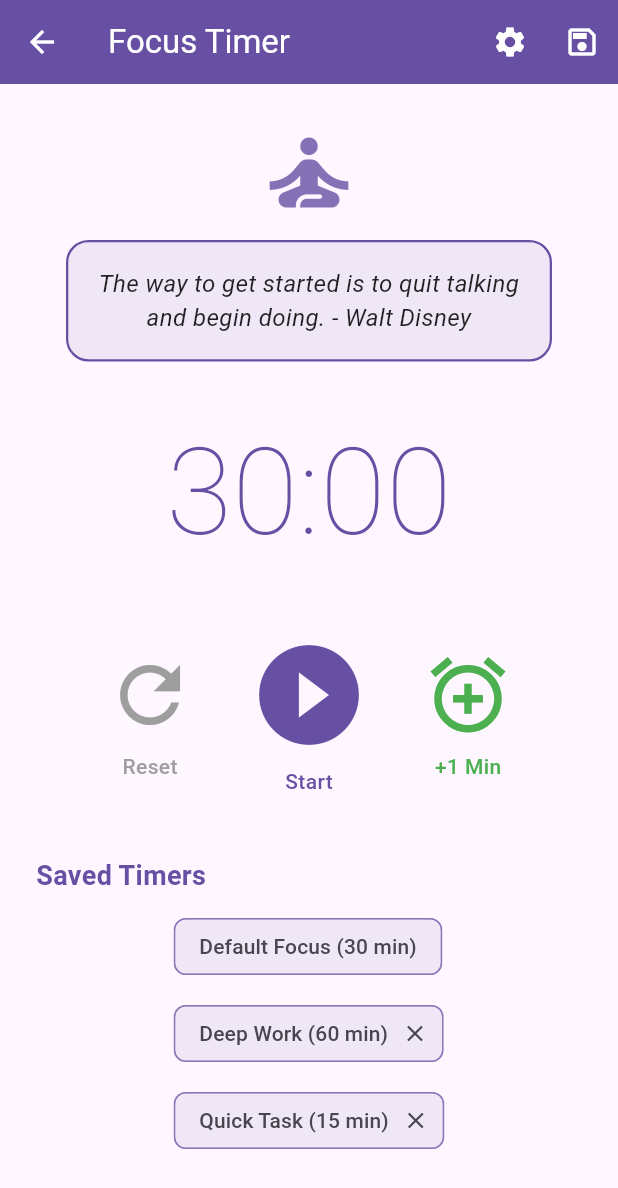
After one commit to Diya-Alam/MedTrack-, a Flutter app: the TimerScreen screen opened by its route, on a phone screen of 412 x 824 dp. The commit adds this screen. Shown: the top 1188 px of the screen. Run offline on Flutter 3.47's test engine with Material 3 defaults, Android fonts, the phone set to English and light mode, and no system bars.

Commit message:
Adding timer screen

```diff
--- a/lib/routes.dart
+++ b/lib/routes.dart
@@ -1,12 +1,13 @@
 import 'package:flutter/material.dart';
 
 // Import all necessary screens and the shell widget
-
 import 'package:medtrack_app/screens/welcome_screen.dart';
+import 'package:medtrack_app/widgets/main_app_shell.dart';
 import 'screens/login_screen.dart';
 import 'screens/signup_screen.dart';
 import 'screens/health_monitor_screen.dart';
-import 'screens/main_app_shell.dart';
+//import 'screens/main_app_shell.dart';
+import 'screens/timer_screen.dart'; // <-- Added import for TimerScreen
 
 // This file defines the constant strings for routing names and the
 // map of routes used by the MaterialApp in main.dart.
@@ -23,6 +24,7 @@ class AppRoutes {
   static const String guestMode = '/guest_pill_reminder'; // Guest User Home
 
   static const String healthMonitor = '/health_monitor';
+  static const String focusTimer = '/focus_timer'; // <-- Added route constant
 
   // --- Centralized Route Map ---
   static Map<String, WidgetBuilder> get routes => {
@@ -34,6 +36,9 @@ class AppRoutes {
     // Health Monitor Screen (Direct map, mainly for testing/deep links)
     healthMonitor: (context) => const HealthMonitorScreen(),
 
+    // Focus Timer Screen (Direct map for deep links/testing)
+    focusTimer: (context) => const TimerScreen(), // <-- Added route mapping
+
     pillReminder: (context) => const MainAppShell(isGuest: false),
 
     guestMode: (context) => const MainAppShell(isGuest: true),
--- /dev/null
+++ b/lib/screens/timer_screen.dart
@@ -0,0 +1,454 @@
+import 'package:flutter/material.dart';
+import 'dart:async'; // Required for Timer
+
+// Feature 5: Anti-Procrastination Timer Screen
+// Simulates timer functionality and motivation.
+class TimerScreen extends StatefulWidget {
+  const TimerScreen({super.key});
+
+  @override
+  State<TimerScreen> createState() => _TimerScreenState();
+}
+
+class _TimerScreenState extends State<TimerScreen> {
+  // Timer State
+  Duration _duration = const Duration(minutes: 30);
+  Timer? _timer;
+  bool _isRunning = false;
+
+  // Saved Timer State
+  Map<String, Duration> _savedTimers = {
+    'Default Focus': const Duration(minutes: 30),
+    'Deep Work': const Duration(minutes: 60),
+    'Quick Task': const Duration(minutes: 15),
+  };
+
+  // Motivational Quotes
+  final List<String> _quotes = [
+    "The way to get started is to quit talking and begin doing. - Walt Disney",
+    "Productivity is never an accident. It is always the result of a commitment to excellence.",
+    "Do the hardest thing first. You can always celebrate later.",
+    "Procrastination is the thief of time.",
+    "A journey of a thousand miles begins with a single step.",
+  ];
+
+  String _currentQuote = "Ready to focus? Tap Start!";
+
+  @override
+  void initState() {
+    super.initState();
+    _currentQuote = _quotes[0];
+  }
+
+  @override
+  void dispose() {
+    _timer?.cancel();
+    super.dispose();
+  }
+
+  // --- Timer Controls ---
+
+  void _startTimer() {
+    if (_isRunning || _duration.inSeconds <= 0) return;
+
+    _currentQuote = _quotes[(_duration.inMinutes % _quotes.length).toInt()];
+
+    _isRunning = true;
+    _timer = Timer.periodic(const Duration(seconds: 1), (timer) {
+      if (_duration.inSeconds == 0) {
+        _stopTimer(alarm: true);
+        return;
+      }
+      setState(() {
+        _duration = Duration(seconds: _duration.inSeconds - 1);
+      });
+    });
+    setState(() {});
+  }
+
+  void _pauseTimer() {
+    _timer?.cancel();
+    _isRunning = false;
+    setState(() {});
+  }
+
+  void _resetTimer() {
+    _timer?.cancel();
+    _isRunning = false;
+    _duration = _savedTimers.values.first; // Reset to the first saved duration
+    setState(() {
+      _currentQuote = "Ready to focus? Tap Start!";
+    });
+  }
+
+  void _stopTimer({bool alarm = false}) {
+    _timer?.cancel();
+    _isRunning = false;
+
+    if (alarm) {
+      // Simulate Alarm/Notification functionality
+      _showAlarmNotification(context);
+    }
+    setState(() {});
+  }
+
+  void _snoozeTimer() {
+    // Snooze for 10 minutes
+    _duration = const Duration(minutes: 10);
+    _startTimer();
+  }
+
+  // --- Utility Methods ---
+
+  String _formatDuration(Duration d) {
+    String twoDigits(int n) => n.toString().padLeft(2, '0');
+    String hours = (d.inHours).toString();
+    String minutes = twoDigits(d.inMinutes.remainder(60));
+    String seconds = twoDigits(d.inSeconds.remainder(60));
+
+    if (d.inHours > 0) {
+      return "$hours:$minutes:$seconds";
+    }
+    return "$minutes:$seconds";
+  }
+
+  void _showAlarmNotification(BuildContext context) {
+    showDialog(
+      context: context,
+      barrierDismissible: false,
+      builder: (BuildContext context) {
+        return AlertDialog(
+          shape: RoundedRectangleBorder(
+            borderRadius: BorderRadius.circular(20),
+          ),
+          title: const Text('🎉 Time\'s Up!'),
+          content: const Text('Your focus session is complete!'),
+          actionsAlignment: MainAxisAlignment.spaceAround,
+          actions: <Widget>[
+            TextButton(
+              child: const Text(
+                'Snooze (10 min)',
+                style: TextStyle(color: Colors.red),
+              ),
+              onPressed: () {
+                Navigator.of(context).pop();
+                _snoozeTimer();
+              },
+            ),
+            TextButton(
+              child: const Text(
+                'Complete',
+                style: TextStyle(color: Colors.green),
+              ),
+              onPressed: () {
+                Navigator.of(context).pop();
+                _resetTimer();
+                ScaffoldMessenger.of(context).showSnackBar(
+                  const SnackBar(
+                    content: Text('Session completed and timer reset!'),
+                  ),
+                );
+              },
+            ),
+          ],
+        );
+      },
+    );
+  }
+
+  // --- Settings and Customization ---
+
+  Future<void> _customizeTimer() async {
+    final newDuration = await showTimePicker(
+      context: context,
+      initialTime: TimeOfDay(
+        hour: _duration.inHours,
+        minute: _duration.inMinutes.remainder(60),
+      ),
+      builder: (context, child) {
+        return MediaQuery(
+          data: MediaQuery.of(context).copyWith(alwaysUse24HourFormat: true),
+          child: child!,
+        );
+      },
+    );
+
+    if (newDuration != null) {
+      final hours = newDuration.hour;
+      final minutes = newDuration.minute;
+      final totalMinutes = (hours * 60) + minutes;
+
+      if (totalMinutes > 0) {
+        setState(() {
+          _duration = Duration(minutes: totalMinutes);
+          _pauseTimer();
+        });
+      } else {
+        if (mounted) {
+          ScaffoldMessenger.of(context).showSnackBar(
+            const SnackBar(
+              content: Text(
+                'Timer must be set to a duration greater than zero.',
+              ),
+            ),
+          );
+        }
+      }
+    }
+  }
+
+  Future<void> _saveTimer() async {
+    final TextEditingController nameController = TextEditingController();
+
+    await showDialog(
+      context: context,
+      builder: (BuildContext context) {
+        return AlertDialog(
+          title: const Text('Save Timer Preset'),
+          content: TextField(
+            controller: nameController,
+            decoration: const InputDecoration(
+              hintText: "Preset Name (e.g., Study Session)",
+            ),
+          ),
+          actions: <Widget>[
+            TextButton(
+              child: const Text('Cancel'),
+              onPressed: () => Navigator.of(context).pop(),
+            ),
+            TextButton(
+              child: const Text('Save'),
+              onPressed: () {
+                if (nameController.text.isNotEmpty) {
+                  setState(() {
+                    _savedTimers[nameController.text] = _duration;
+                  });
+                  ScaffoldMessenger.of(context).showSnackBar(
+                    SnackBar(
+                      content: Text('Preset "${nameController.text}" saved!'),
+                    ),
+                  );
+                }
+                Navigator.of(context).pop();
+              },
+            ),
+          ],
+        );
+      },
+    );
+  }
+
+  // --- Build Method ---
+
+  @override
+  Widget build(BuildContext context) {
+    final primaryColor = Theme.of(context).primaryColor;
+    final isTimerZero = _duration.inSeconds == 0;
+
+    return Scaffold(
+      appBar: AppBar(
+        title: const Text('Focus Timer'),
+        backgroundColor: primaryColor,
+        foregroundColor: Colors.white,
+        actions: [
+          IconButton(
+            icon: const Icon(Icons.settings),
+            onPressed: _customizeTimer,
+            tooltip: 'Customize Time',
+          ),
+          IconButton(
+            icon: const Icon(Icons.save_outlined),
+            onPressed: _saveTimer,
+            tooltip: 'Save Preset',
+          ),
+        ],
+      ),
+      body: SingleChildScrollView(
+        padding: const EdgeInsets.all(24.0),
+        child: Column(
+          crossAxisAlignment: CrossAxisAlignment.center,
+          children: <Widget>[
+            // --- Motivational Character and Quote ---
+            _buildMotivationalSection(primaryColor),
+
+            const SizedBox(height: 30),
+
+            // --- Timer Display ---
+            Text(
+              _formatDuration(_duration),
+              style: TextStyle(
+                fontSize: 80,
+                fontWeight: FontWeight.w100,
+                color: primaryColor,
+                fontFeatures: const [FontFeature.tabularFigures()],
+              ),
+            ),
+
+            const SizedBox(height: 30),
+
+            // --- Control Buttons ---
+            Row(
+              mainAxisAlignment: MainAxisAlignment.center,
+              children: [
+                _buildControlButton(
+                  icon: Icons.refresh,
+                  label: 'Reset',
+                  color: Colors.grey,
+                  onPressed: _resetTimer,
+                ),
+                const SizedBox(width: 20),
+
+                // Play/Pause Button
+                _buildControlButton(
+                  icon: _isRunning
+                      ? Icons.pause_circle_filled
+                      : (isTimerZero
+                            ? Icons.replay_circle_filled
+                            : Icons.play_circle_filled),
+                  label: _isRunning
+                      ? 'Pause'
+                      : (isTimerZero ? 'Restart' : 'Start'),
+                  color: primaryColor,
+                  size: 80,
+                  onPressed: _isRunning ? _pauseTimer : _startTimer,
+                ),
+                const SizedBox(width: 20),
+
+                // Add 1 Minute Button (Delay option)
+                _buildControlButton(
+                  icon: Icons.add_alarm,
+                  label: '+1 Min',
+                  color: Colors.green,
+                  onPressed: () {
+                    if (_isRunning) {
+                      setState(() {
+                        _duration = Duration(seconds: _duration.inSeconds + 60);
+                        ScaffoldMessenger.of(context).showSnackBar(
+                          const SnackBar(
+                            content: Text('+1 minute added to timer!'),
+                          ),
+                        );
+                      });
+                    }
+                  },
+                ),
+              ],
+            ),
+
+            const SizedBox(height: 40),
+
+            // --- Saved Presets Section ---
+            Align(
+              alignment: Alignment.centerLeft,
+              child: Text(
+                'Saved Timers',
+                style: TextStyle(
+                  fontSize: 18,
+                  fontWeight: FontWeight.bold,
+                  color: primaryColor,
+                ),
+              ),
+            ),
+            const SizedBox(height: 10),
+            _buildSavedPresets(primaryColor),
+          ],
+        ),
+      ),
+    );
+  }
+
+  // --- Widgets ---
+
+  Widget _buildMotivationalSection(Color primaryColor) {
+    return Column(
+      children: [
+        // Motivational Character (Placeholder using an icon)
+        Icon(
+          Icons.self_improvement,
+          size: 70,
+          color: primaryColor.withOpacity(0.8),
+        ),
+        const SizedBox(height: 10),
+
+        // Motivational Quote Bubble
+        Container(
+          padding: const EdgeInsets.all(16),
+          margin: const EdgeInsets.symmetric(horizontal: 20),
+          decoration: BoxDecoration(
+            color: primaryColor.withOpacity(0.1),
+            borderRadius: BorderRadius.circular(15),
+            border: Border.all(color: primaryColor, width: 1.5),
+          ),
+          child: Text(
+            _currentQuote,
+            textAlign: TextAlign.center,
+            style: TextStyle(
+              fontSize: 16,
+              fontStyle: FontStyle.italic,
+              color: primaryColor.computeLuminance() > 0.5
+                  ? Colors.black87
+                  : Colors.black87,
+            ),
+          ),
+        ),
+      ],
+    );
+  }
+
+  Widget _buildControlButton({
+    required IconData icon,
+    required String label,
+    required Color color,
+    required VoidCallback onPressed,
+    double size = 60,
+  }) {
+    return Column(
+      children: [
+        IconButton(
+          icon: Icon(icon, size: size, color: color),
+          onPressed: onPressed,
+          tooltip: label,
+        ),
+        Text(
+          label,
+          style: TextStyle(color: color, fontWeight: FontWeight.w500),
+        ),
+      ],
+    );
+  }
+
+  Widget _buildSavedPresets(Color primaryColor) {
+    return Wrap(
+      spacing: 10.0,
+      runSpacing: 10.0,
+      children: _savedTimers.entries.map((entry) {
+        return InputChip(
+          label: Text('${entry.key} (${entry.value.inMinutes} min)'),
+          backgroundColor: primaryColor.withOpacity(0.1),
+          side: BorderSide(color: primaryColor.withOpacity(0.5)),
+          onPressed: () {
+            _pauseTimer();
+            setState(() {
+              _duration = entry.value;
+              _currentQuote = "Preset loaded: ${entry.key}";
+            });
+            ScaffoldMessenger.of(context).showSnackBar(
+              SnackBar(content: Text('${entry.key} preset loaded.')),
+            );
+          },
+          deleteIcon: const Icon(Icons.close, size: 18),
+          onDeleted: entry.key != 'Default Focus'
+              ? () {
+                  setState(() {
+                    _savedTimers.remove(entry.key);
+                  });
+                  ScaffoldMessenger.of(context).showSnackBar(
+                    SnackBar(content: Text('Preset "${entry.key}" deleted.')),
+                  );
+                }
+              : null, // Prevent deleting the default timer
+        );
+      }).toList(),
+    );
+  }
+}
```
Also changed, not shown: lib/screens/main_app_shell.dart (+44 -39 lines), lib/screens/report_screen.dart (deleted).
